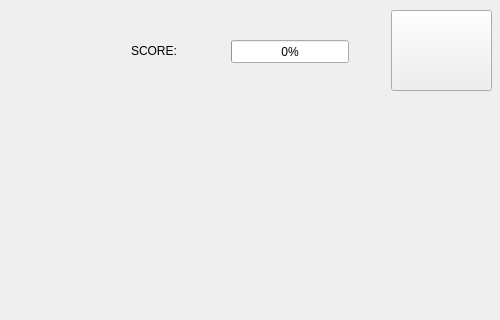
UNSW-Interactive/cowriter_path_following, file design/activity_target.ui: the form before one commit; both pictures show x 469 to 969 and y 0 to 320 of the 969 by 540 pixel window.
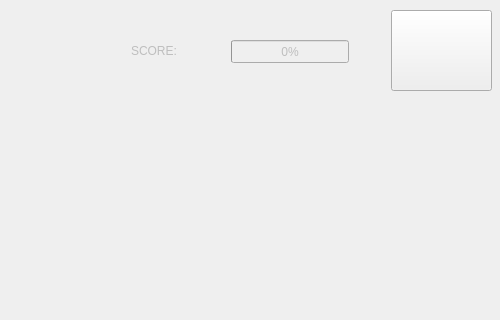
The form after the commit. Icons and pictures are not drawn.

Diff of the .ui file:
```diff
--- a/design/activity_target.ui
+++ b/design/activity_target.ui
@@ -43,6 +43,9 @@
    </property>
   </widget>
   <widget class="QProgressBar" name="progressBarScore">
+   <property name="enabled">
+    <bool>false</bool>
+   </property>
    <property name="geometry">
     <rect>
      <x>700</x>
@@ -56,6 +59,9 @@
    </property>
   </widget>
   <widget class="QLabel" name="label_score">
+   <property name="enabled">
+    <bool>false</bool>
+   </property>
    <property name="geometry">
     <rect>
      <x>600</x>
```
